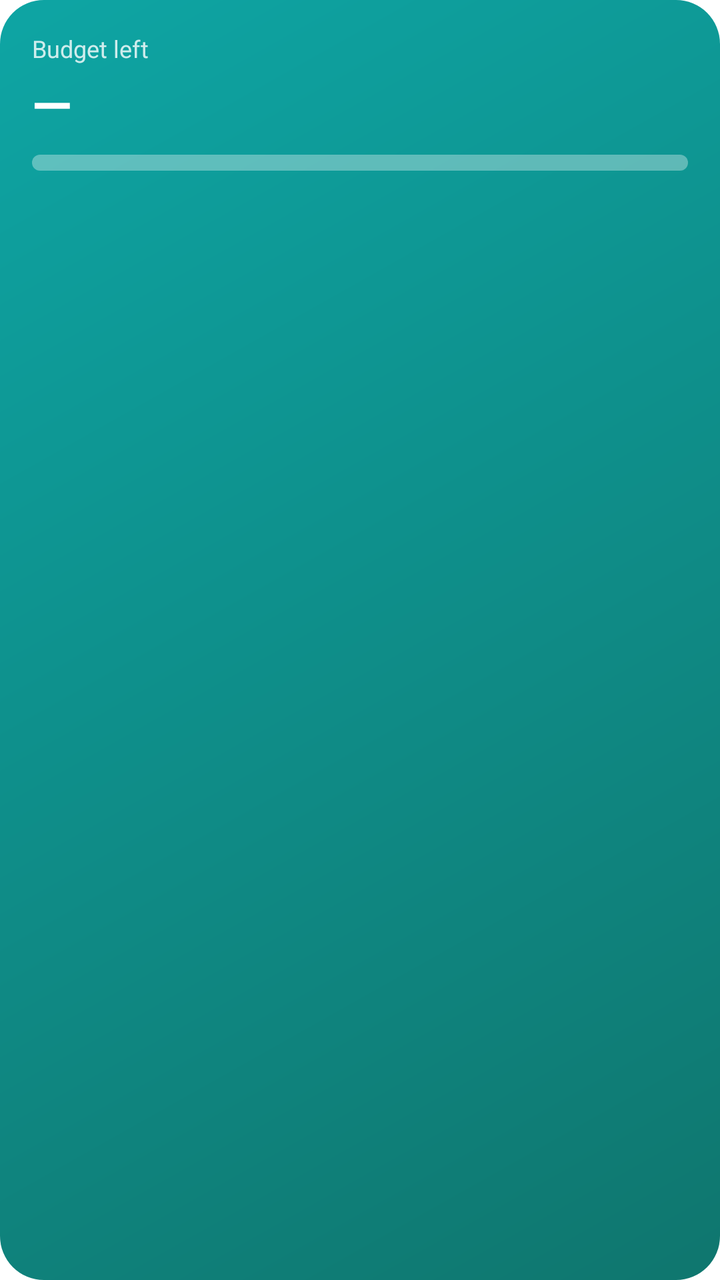
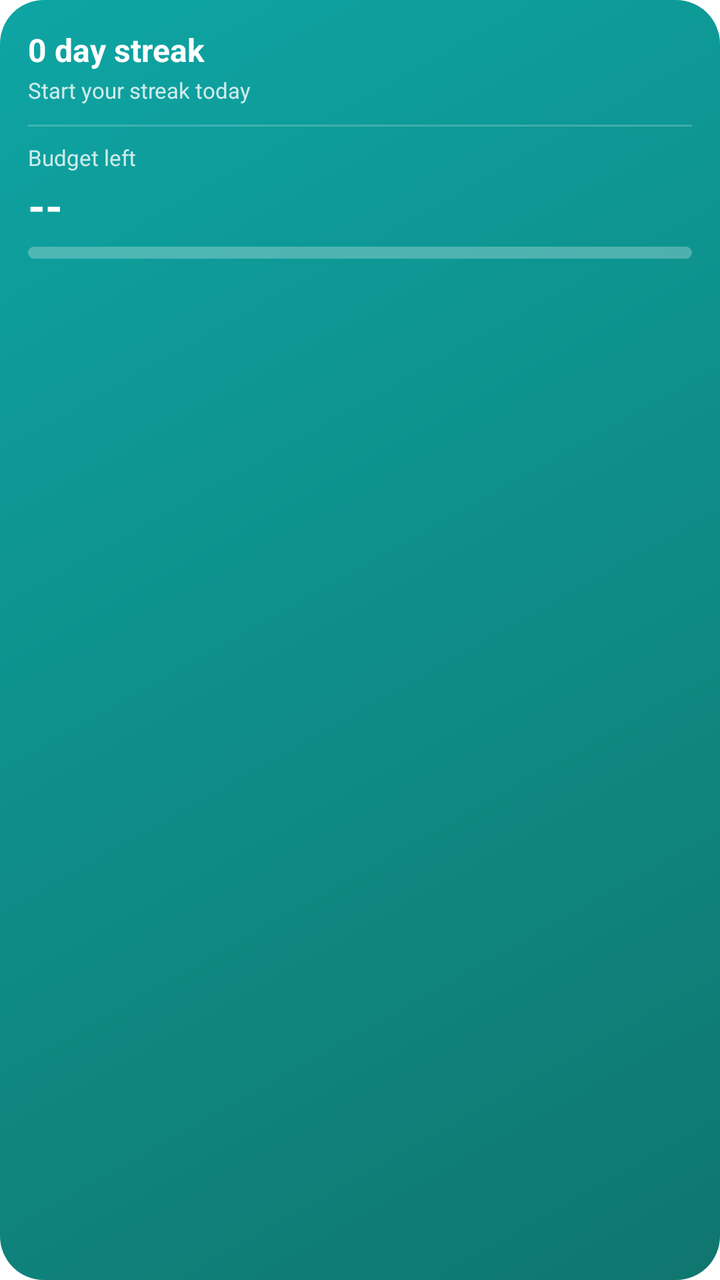

Screens rendered from an Android XML layout before and after an edit, with the pre-edit source and the edit as a unified diff.
<!-- AndroidManifest.xml: fallback theme Theme.MaterialComponents.DayNight.NoActionBar -->
<!-- res/layout/aeris_widget.xml -->
<?xml version="1.0" encoding="utf-8"?>
<LinearLayout xmlns:android="http://schemas.android.com/apk/res/android"
    android:id="@+id/widget_root"
    android:layout_width="match_parent"
    android:layout_height="match_parent"
    android:orientation="vertical"
    android:padding="16dp"
    android:background="@drawable/aeris_widget_bg">

    <TextView
        android:id="@+id/widget_title"
        android:layout_width="wrap_content"
        android:layout_height="wrap_content"
        android:text="Budget left"
        android:textColor="#CCFFFFFF"
        android:textSize="12sp" />

    <TextView
        android:id="@+id/widget_amount"
        android:layout_width="wrap_content"
        android:layout_height="wrap_content"
        android:layout_marginTop="2dp"
        android:text="—"
        android:textColor="#FFFFFF"
        android:textSize="26sp"
        android:textStyle="bold" />

    <ProgressBar
        android:id="@+id/widget_progress"
        style="@android:style/Widget.ProgressBar.Horizontal"
        android:layout_width="match_parent"
        android:layout_height="8dp"
        android:layout_marginTop="8dp"
        android:max="100"
        android:progress="0"
        android:progressTint="#FFFFFF"
        android:progressBackgroundTint="#55FFFFFF" />

    <TextView
        android:id="@+id/widget_sub"
        android:layout_width="wrap_content"
        android:layout_height="wrap_content"
        android:layout_marginTop="6dp"
        android:text=""
        android:textColor="#CCFFFFFF"
        android:textSize="11sp" />
</LinearLayout>
<!-- resources referenced by this layout -->
<resources>
  <!-- drawable aeris_widget_bg (drawable) -->
  <?xml version="1.0" encoding="utf-8"?>
  <shape xmlns:android="http://schemas.android.com/apk/res/android"
      android:shape="rectangle">
      <gradient
          android:startColor="#0EA5A4"
          android:endColor="#0F766E"
          android:angle="315" />
      <corners android:radius="22dp" />
  </shape>
</resources>

<!-- the commit's change to res/layout/aeris_widget.xml (unified diff, before → after) -->
@@ -4,44 +4,73 @@
     android:layout_width="match_parent"
     android:layout_height="match_parent"
     android:orientation="vertical"
-    android:padding="16dp"
+    android:padding="14dp"
     android:background="@drawable/aeris_widget_bg">
 
+    
+    <TextView
+        android:id="@+id/widget_streak_text"
+        android:layout_width="wrap_content"
+        android:layout_height="wrap_content"
+        android:text="0 day streak"
+        android:textColor="#FFFFFFFF"
+        android:textSize="16sp"
+        android:textStyle="bold" />
+
+    <TextView
+        android:id="@+id/widget_streak_sub"
+        android:layout_width="wrap_content"
+        android:layout_height="wrap_content"
+        android:layout_marginTop="2dp"
+        android:text="Start your streak today"
+        android:textColor="#CCFFFFFF"
+        android:textSize="11sp" />
+
+    
+    <TextView
+        android:layout_width="match_parent"
+        android:layout_height="1dp"
+        android:layout_marginTop="10dp"
+        android:layout_marginBottom="8dp"
+        android:text=""
+        android:background="#33FFFFFF" />
+
+    
     <TextView
         android:id="@+id/widget_title"
         android:layout_width="wrap_content"
         android:layout_height="wrap_content"
         android:text="Budget left"
         android:textColor="#CCFFFFFF"
-        android:textSize="12sp" />
+        android:textSize="11sp" />
 
     <TextView
         android:id="@+id/widget_amount"
         android:layout_width="wrap_content"
         android:layout_height="wrap_content"
         android:layout_marginTop="2dp"
-        android:text="—"
+        android:text="--"
         android:textColor="#FFFFFF"
-        android:textSize="26sp"
+        android:textSize="22sp"
         android:textStyle="bold" />
 
     <ProgressBar
         android:id="@+id/widget_progress"
         style="@android:style/Widget.ProgressBar.Horizontal"
         android:layout_width="match_parent"
-        android:layout_height="8dp"
-        android:layout_marginTop="8dp"
+        android:layout_height="6dp"
+        android:layout_marginTop="6dp"
         android:max="100"
         android:progress="0"
-        android:progressTint="#FFFFFF"
-        android:progressBackgroundTint="#55FFFFFF" />
+        android:progressDrawable="@drawable/widget_progress_drawable" />
 
     <TextView
         android:id="@+id/widget_sub"
         android:layout_width="wrap_content"
         android:layout_height="wrap_content"
-        android:layout_marginTop="6dp"
+        android:layout_marginTop="5dp"
         android:text=""
         android:textColor="#CCFFFFFF"
-        android:textSize="11sp" />
+        android:textSize="10sp" />
+
 </LinearLayout>
<!-- resource entries referenced after the edit -->
@@ -10,5 +10,25 @@
           android:angle="315" />
       <corners android:radius="22dp" />
   </shape>
+  <!-- drawable widget_progress_drawable (drawable) -->
+  <?xml version="1.0" encoding="utf-8"?>
+  <layer-list xmlns:android="http://schemas.android.com/apk/res/android">
+      
+      <item android:id="@android:id/background">
+          <shape android:shape="rectangle">
+              <solid android:color="#44FFFFFF" />
+              <corners android:radius="3dp" />
+          </shape>
+      </item>
+      
+      <item android:id="@android:id/progress">
+          <clip>
+              <shape android:shape="rectangle">
+                  <solid android:color="#FFFFFFFF" />
+                  <corners android:radius="3dp" />
+              </shape>
+          </clip>
+      </item>
+  </layer-list>
 </resources>
 
